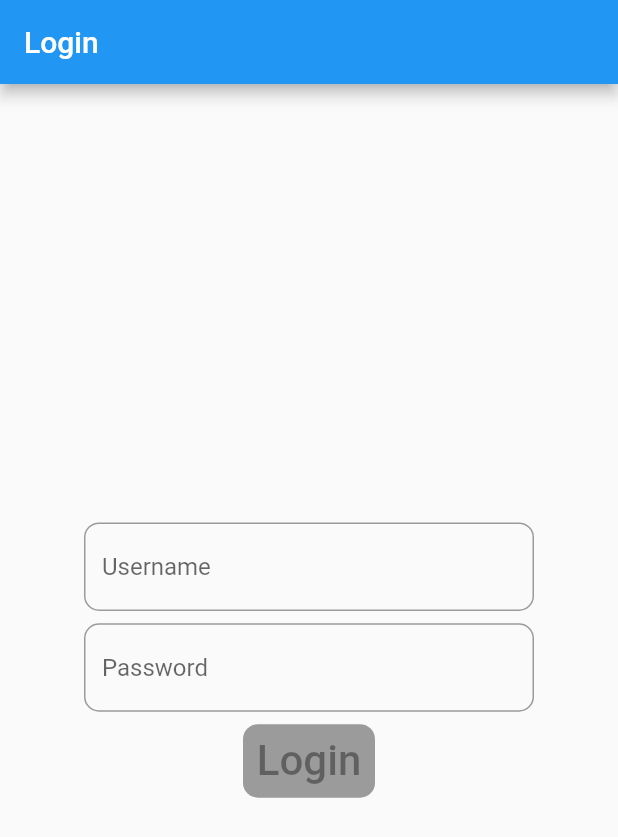
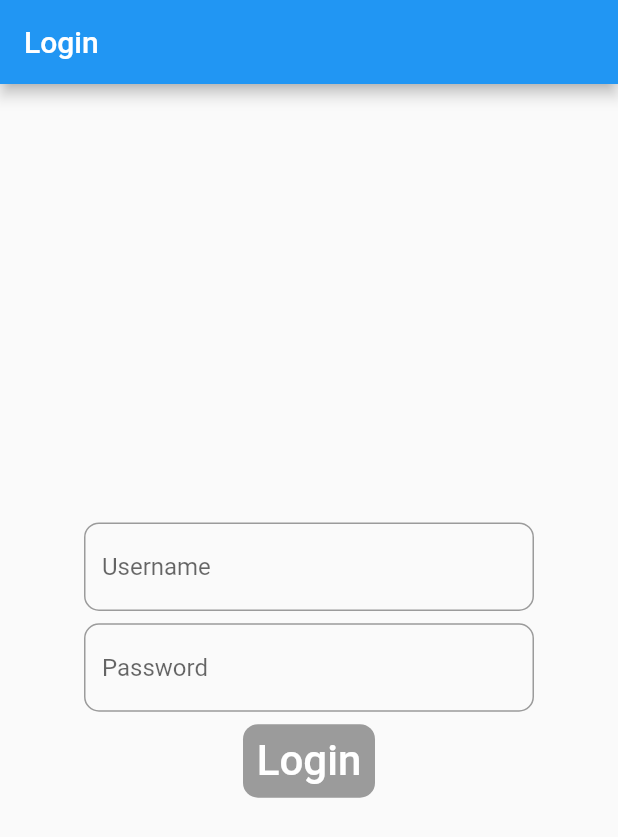
Before and after one commit to two-heart/home_alone_app, a Flutter app: the screen it shows after launch, on a phone screen of 412 x 824 dp. Shown: the top 837 px of the screen. Run offline on Flutter 3.47's test engine with Material 2 defaults, Android fonts, the phone set to English and light mode, and no system bars; drawn by our look-alikes of pull_to_refresh; our stand-ins replace dio, flutter_dotenv, get_it, shimmer; generated files the repository leaves out were written again.

Commit message:
Implemented ThemedButton

```diff
--- a/home_alone/lib/view/pages/login_page.dart
+++ b/home_alone/lib/view/pages/login_page.dart
@@ -1,10 +1,9 @@
 import 'package:flutter/material.dart';
 import 'package:home_alone/store/login_store.dart';
-import 'package:home_alone/view/pages/home_page.dart';
+import 'package:home_alone/view/widgets/login/login_button.dart';
 import 'package:provider/provider.dart';
 
 import 'package:home_alone/dependency_injection/locator.dart';
-import 'package:home_alone/view/theme/dime.dart';
 import 'package:home_alone/viewmodel/login_model.dart';
 
 class LoginPage extends StatelessWidget {
@@ -27,60 +26,27 @@ class LoginPage extends StatelessWidget {
       child: ChangeNotifierProvider.value(
         value: locator.get<LoginModel>(),
         child: Builder(
-          builder: (context) => Consumer<LoginModel>(
-            builder: (context, loginModel, _) =>
-                _buildContent(context, loginModel),
-          ),
+          builder: (context) => _buildContent(context),
         ),
       ),
     );
   }
 
-  Widget _buildContent(BuildContext context, LoginModel loginModel) =>
-      Container(
+  Widget _buildContent(BuildContext context) => Container(
         width: 300,
         height: 200,
         child: Column(
           mainAxisAlignment: MainAxisAlignment.spaceEvenly,
           crossAxisAlignment: CrossAxisAlignment.center,
           children: [
-            _buildEmailTextField(context, loginModel),
-            _buildPasswordTextField(context, loginModel),
-            _buildLoginButton(context, loginModel),
+            _buildEmailTextField(context),
+            _buildPasswordTextField(context),
+            LoginButton()
           ],
         ),
       );
 
-  RaisedButton _buildLoginButton(BuildContext context, LoginModel loginModel) {
-    return
-      RaisedButton(
-      child: Text(
-        "Login",
-        style: TextStyle(),
-        textScaleFactor: HomeAloneDimensions.loginButtonTextScale,
-      ),
-      color: Theme.of(context).buttonColor,
-      padding: EdgeInsets.symmetric(
-          horizontal: HomeAloneDimensions.loginButtonVerticalPadding,
-          vertical: HomeAloneDimensions.loginButtonVerticalPadding),
-      shape: RoundedRectangleBorder(
-        borderRadius: const BorderRadius.all(
-          const Radius.circular(10.0),
-        ),
-      ),
-      onPressed: loginModel.isLoginButtonEnabled
-          ? () async {
-              // clear the current focus to dismiss the keyboard
-              FocusScope.of(context).requestFocus(FocusNode());
-              await locator.get<LoginStore>().onLoginButtonPressed();
-              Navigator.push(context,
-                  MaterialPageRoute(builder: (context) => MyHomePage()));
-            }
-          : null,
-    );
-  }
-
-  Widget _buildEmailTextField(BuildContext context, LoginModel loginModel) {
+  Widget _buildEmailTextField(BuildContext context) {
     final store = locator.get<LoginStore>();
     return TextField(
       controller: store.emailController,
@@ -92,14 +58,16 @@ class LoginPage extends StatelessWidget {
         ),
         filled: false,
         hintStyle: new TextStyle(color: Theme.of(context).hintColor),
-          hintText: "Username",),//TODO i18n
+        hintText: "Username",
+      ), //TODO i18n
       onChanged: store.onEmailTextChanged,
     );
   }
 
-  Widget _buildPasswordTextField(BuildContext context, LoginModel loginModel) {
+  Widget _buildPasswordTextField(BuildContext context) {
     final store = locator.get<LoginStore>();
-    return TextField(  // Possibly factor this out together with email field
+    return TextField(
+        // Possibly factor this out together with email field
         controller: store.passwordController,
         obscureText: true,
         onChanged: store.onPasswordTextChanged,
@@ -111,55 +79,8 @@ class LoginPage extends StatelessWidget {
           ),
           filled: false,
           hintStyle: new TextStyle(color: Theme.of(context).hintColor),
-          hintText: "Password",) //TODO i18n
+          hintText: "Password",
+        ) //TODO i18n
         );
   }
 }
-
-// class TextFieldWrapper extends FormField<String> {}
-
-// class EmailTextField extends StatelessWidget {
-//   EmailTextField({
-//     Key key,
-//     this.controller,
-//     this.textInputAction,
-//     this.onSubmitted,
-//     this.focusNode,
-//     this.onChange,
-//     this.validator,
-//     this.isEnabled,
-//   }) : super(key: key);
-
-//   final RegExp _mailRegExp = RegExp(
-//       r'^(([^<>()[\]\\.,;:\s@\"]+(\.[^<>()[\]\\.,;:\s@\"]+)*)|(\".+\"))@((\[[0-9]{1,3}\.[0-9]{1,3}\.[0-9]{1,3}\.[0-9]{1,3}\])|(([a-zA-Z\-0-9]+\.)+[a-zA-Z]{2,}))$');
-//   final TextEditingController controller;
-//   final TextInputAction textInputAction;
-//   final Function(String) onSubmitted;
-//   final FocusNode focusNode;
-//   final FormFieldSetter<String> onChange;
-//   final FormFieldValidator<String> validator;
-//   final bool isEnabled;
-
-//   @override
-//   Widget build(BuildContext context) {
-//     return TextFieldContainer(
-//         label: 'Email',
-//         keyboardInputType: TextInputType.emailAddress,
-//         controller: controller,
-//         textInputAction: textInputAction,
-//         enabled: isEnabled,
-//         onChange: onChange,
-//         onSubmitted: onSubmitted,
-//         focusNode: focusNode,
-//         validator: (data) {
-//           if (validator != null) {
-//             return validator(data);
-//           }
-
-//           if (!_mailRegExp.hasMatch(data)) {
-//             return "Email is not correct";
-//           }
-
-//           return null;
-//         });
-//   }
--- /dev/null
+++ b/home_alone/lib/view/theme/colors.dart
@@ -0,0 +1,5 @@
+
+
+class HomeAloneColors {
+  // static const Color
+}
--- a/home_alone/lib/view/widgets/login/login_button.dart
+++ b/home_alone/lib/view/widgets/login/login_button.dart
@@ -0,0 +1,39 @@
+import 'package:flutter/material.dart';
+import 'package:home_alone/dependency_injection/locator.dart';
+import 'package:home_alone/store/login_store.dart';
+import 'package:home_alone/view/pages/home_page.dart';
+import 'package:home_alone/view/theme/dime.dart';
+import 'package:home_alone/view/widgets/themed_button.dart';
+import 'package:home_alone/viewmodel/login_model.dart';
+import 'package:provider/provider.dart';
+
+class LoginButton extends StatelessWidget {
+  @override
+  Widget build(BuildContext context) => Consumer<LoginModel>(
+        builder: (context, loginModel, _) => ThemedButton(
+          onPressed:
+              loginModel.isLoginButtonEnabled ? () => _login(context) : null,
+          child: _buildText(),
+        ),
+      );
+
+  Text _buildText() {
+    return Text(
+      "Login",
+      style: TextStyle(color: Colors.white),
+      textScaleFactor: HomeAloneDimensions.loginButtonTextScale,
+    );
+  }
+
+  void _login(BuildContext context) async {
+    // clear the current focus to dismiss the keyboard
+    FocusScope.of(context).requestFocus(FocusNode());
+
+    await locator.get<LoginStore>().onLoginButtonPressed();
+
+    Navigator.push(
+      context,
+      MaterialPageRoute(builder: (context) => MyHomePage()),
+    );
+  }
+}
--- /dev/null
+++ b/home_alone/lib/view/widgets/themed_button.dart
@@ -0,0 +1,32 @@
+import 'package:flutter/material.dart';
+import 'package:home_alone/dependency_injection/locator.dart';
+import 'package:home_alone/store/login_store.dart';
+import 'package:home_alone/view/theme/dime.dart';
+
+class ThemedButton extends StatelessWidget {
+  final Function onPressed;
+  final Widget child;
+
+  const ThemedButton({
+    this.onPressed,
+    this.child,
+  });
+
+  @override
+  Widget build(BuildContext context) {
+    final store = locator.get<LoginStore>();
+    return RaisedButton(
+      onPressed: onPressed,
+      color: Theme.of(context).accentColor,
+      padding: EdgeInsets.symmetric(
+          horizontal: HomeAloneDimensions.loginButtonVerticalPadding,
+          vertical: HomeAloneDimensions.loginButtonVerticalPadding),
+      shape: RoundedRectangleBorder(
+        borderRadius: const BorderRadius.all(
+          const Radius.circular(10.0),
+        ),
+      ),
+      child: child,
+    );
+  }
+}
```
Lines whose indentation alone changed are shown as unchanged.
